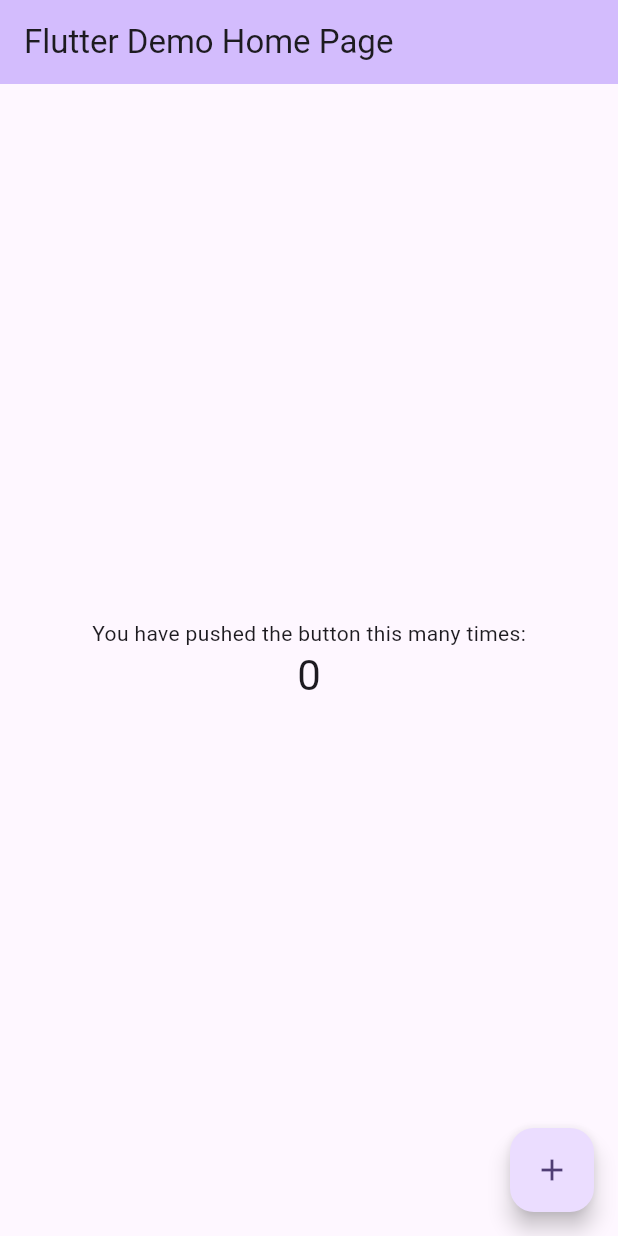
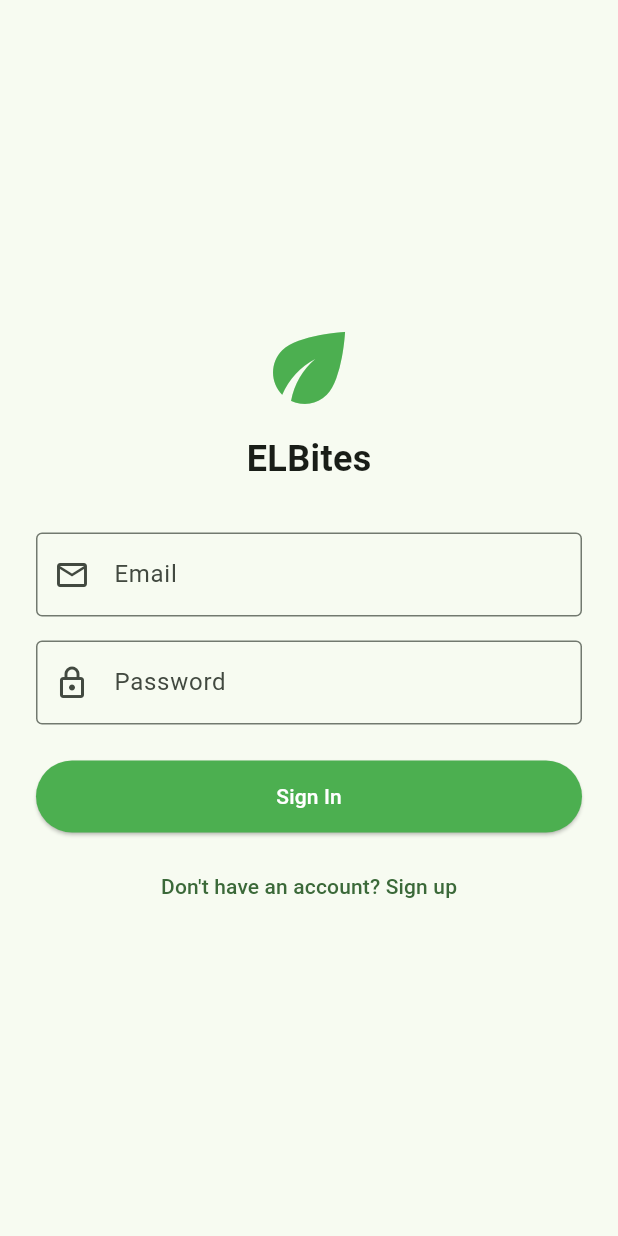
Before and after one commit to jaregala1-code/23-FINAL-PROJECT, a Flutter app: the screen it shows after launch, on a phone screen of 412 x 824 dp. Run offline on Flutter 3.47's test engine with Material 3 defaults, Android fonts, the phone set to English and light mode, and no system bars; our stand-ins replace firebase_auth, firebase_core; accounts and stored records are empty.

Commit message:
feat: implement auth screens and branding for Milestone 1
- Built LoginScreen with email/password validation

- Built SignupScreen with first name, last name, email, and password fields

- Password validation enforces uppercase, lowercase, digit, and special character

- Created FirebaseAuthAPI (signIn, signUp, signOut)

- Created UserAuthProvider with auth state stream

- HomeScreen uses StreamBuilder to route between Login and Home based on auth state

- Set minSdk = 21 in build.gradle.kts for Firebase compatibility

- Set up Firestore database in test mode (users collection pending Milestone 2)

```diff
--- /dev/null
+++ b/lib/api/firebase_auth_api.dart
@@ -0,0 +1,44 @@
+import 'package:firebase_auth/firebase_auth.dart';
+
+class FirebaseAuthAPI {
+  static final FirebaseAuth auth = FirebaseAuth.instance;
+
+  Stream<User?> getUser() {
+    return auth.authStateChanges();
+  }
+
+  Future<String?> signIn(String email, String password) async {
+    try {
+      await auth.signInWithEmailAndPassword(email: email, password: password);
+      return null; // null means success
+    } on FirebaseAuthException catch (e) {
+      if (e.code == 'user-not-found') {
+        return 'No account found for that email.';
+      } else if (e.code == 'wrong-password') {
+        return 'Incorrect password.';
+      }
+      return e.message;
+    }
+  }
+
+  Future<String?> signUp(String email, String password) async {
+    try {
+      await auth.createUserWithEmailAndPassword(
+        email: email,
+        password: password,
+      );
+      return null;
+    } on FirebaseAuthException catch (e) {
+      if (e.code == 'weak-password') {
+        return 'Password is too weak.';
+      } else if (e.code == 'email-already-in-use') {
+        return 'An account already exists for that email.';
+      }
+      return e.message;
+    }
+  }
+
+  Future<void> signOut() async {
+    await auth.signOut();
+  }
+}
--- a/lib/main.dart
+++ b/lib/main.dart
@@ -1,121 +1,30 @@
 import 'package:flutter/material.dart';
+import 'package:firebase_core/firebase_core.dart';
+import 'package:provider/provider.dart';
+import 'firebase_options.dart';
+import 'providers/auth_provider.dart';
+import 'screens/home_screen.dart';
 
-void main() {
+Future<void> main() async {
+  WidgetsFlutterBinding.ensureInitialized();
+  await Firebase.initializeApp(options: DefaultFirebaseOptions.currentPlatform);
   runApp(const MyApp());
 }
 
 class MyApp extends StatelessWidget {
   const MyApp({super.key});
 
-  // This widget is the root of your application.
   @override
   Widget build(BuildContext context) {
-    return MaterialApp(
-      title: 'Flutter Demo',
-      theme: ThemeData(
-        // This is the theme of your application.
-        //
-        // TRY THIS: Try running your application with "flutter run". You'll see
-        // the application has a purple toolbar. Then, without quitting the app,
-        // try changing the seedColor in the colorScheme below to Colors.green
-        // and then invoke "hot reload" (save your changes or press the "hot
-        // reload" button in a Flutter-supported IDE, or press "r" if you used
-        // the command line to start the app).
-        //
-        // Notice that the counter didn't reset back to zero; the application
-        // state is not lost during the reload. To reset the state, use hot
-        // restart instead.
-        //
-        // This works for code too, not just values: Most code changes can be
-        // tested with just a hot reload.
-        colorScheme: .fromSeed(seedColor: Colors.deepPurple),
-      ),
-      home: const MyHomePage(title: 'Flutter Demo Home Page'),
-    );
-  }
-}
-
-class MyHomePage extends StatefulWidget {
-  const MyHomePage({super.key, required this.title});
-
-  // This widget is the home page of your application. It is stateful, meaning
-  // that it has a State object (defined below) that contains fields that affect
-  // how it looks.
-
-  // This class is the configuration for the state. It holds the values (in this
-  // case the title) provided by the parent (in this case the App widget) and
-  // used by the build method of the State. Fields in a Widget subclass are
-  // always marked "final".
-
-  final String title;
-
-  @override
-  State<MyHomePage> createState() => _MyHomePageState();
-}
-
-class _MyHomePageState extends State<MyHomePage> {
-  int _counter = 0;
-
-  void _incrementCounter() {
-    setState(() {
-      // This call to setState tells the Flutter framework that something has
-      // changed in this State, which causes it to rerun the build method below
-      // so that the display can reflect the updated values. If we changed
-      // _counter without calling setState(), then the build method would not be
-      // called again, and so nothing would appear to happen.
-      _counter++;
-    });
-  }
-
-  @override
-  Widget build(BuildContext context) {
-    // This method is rerun every time setState is called, for instance as done
-    // by the _incrementCounter method above.
-    //
-    // The Flutter framework has been optimized to make rerunning build methods
-    // fast, so that you can just rebuild anything that needs updating rather
-    // than having to individually change instances of widgets.
-    return Scaffold(
-      appBar: AppBar(
-        // TRY THIS: Try changing the color here to a specific color (to
-        // Colors.amber, perhaps?) and trigger a hot reload to see the AppBar
-        // change color while the other colors stay the same.
-        backgroundColor: Theme.of(context).colorScheme.inversePrimary,
-        // Here we take the value from the MyHomePage object that was created by
-        // the App.build method, and use it to set our appbar title.
-        title: Text(widget.title),
-      ),
-      body: Center(
-        // Center is a layout widget. It takes a single child and positions it
-        // in the middle of the parent.
-        child: Column(
-          // Column is also a layout widget. It takes a list of children and
-          // arranges them vertically. By default, it sizes itself to fit its
-          // children horizontally, and tries to be as tall as its parent.
-          //
-          // Column has various properties to control how it sizes itself and
-          // how it positions its children. Here we use mainAxisAlignment to
-          // center the children vertically; the main axis here is the vertical
-          // axis because Columns are vertical (the cross axis would be
-          // horizontal).
-          //
-          // TRY THIS: Invoke "debug painting" (choose the "Toggle Debug Paint"
-          // action in the IDE, or press "p" in the console), to see the
-          // wireframe for each widget.
-          mainAxisAlignment: .center,
-          children: [
-            const Text('You have pushed the button this many times:'),
-            Text(
-              '$_counter',
-              style: Theme.of(context).textTheme.headlineMedium,
-            ),
-          ],
+    return MultiProvider(
+      providers: [ChangeNotifierProvider(create: (_) => UserAuthProvider())],
+      child: MaterialApp(
+        title: 'ELBites',
+        theme: ThemeData(
+          colorScheme: ColorScheme.fromSeed(seedColor: Colors.green),
+          useMaterial3: true,
         ),
-      ),
-      floatingActionButton: FloatingActionButton(
-        onPressed: _incrementCounter,
-        tooltip: 'Increment',
-        child: const Icon(Icons.add),
+        home: const HomeScreen(),
       ),
     );
   }
--- /dev/null
+++ b/lib/providers/auth_provider.dart
@@ -0,0 +1,37 @@
+import 'package:flutter/material.dart';
+import 'package:firebase_auth/firebase_auth.dart';
+import '../api/firebase_auth_api.dart';
+
+class UserAuthProvider with ChangeNotifier {
+  late FirebaseAuthAPI authService;
+  late Stream<User?> uStream;
+  String? errorMessage;
+
+  UserAuthProvider() {
+    authService = FirebaseAuthAPI();
+    fetchAuthentication();
+  }
+
+  Stream<User?> get userStream => uStream;
+  String? get error => errorMessage;
+
+  void fetchAuthentication() {
+    uStream = authService.getUser();
+    notifyListeners();
+  }
+
+  Future<void> signUp(String email, String password) async {
+    errorMessage = await authService.signUp(email, password);
+    notifyListeners();
+  }
+
+  Future<void> signIn(String email, String password) async {
+    errorMessage = await authService.signIn(email, password);
+    notifyListeners();
+  }
+
+  Future<void> signOut() async {
+    await authService.signOut();
+    notifyListeners();
+  }
+}
--- /dev/null
+++ b/lib/screens/home_screen.dart
@@ -0,0 +1,76 @@
+import 'package:flutter/material.dart';
+import 'package:firebase_auth/firebase_auth.dart';
+import 'package:provider/provider.dart';
+import '../providers/auth_provider.dart';
+import 'login_screen.dart';
+
+class HomeScreen extends StatelessWidget {
+  const HomeScreen({super.key});
+
+  @override
+  Widget build(BuildContext context) {
+    Stream<User?> userStream = context.watch<UserAuthProvider>().userStream;
+
+    return StreamBuilder<User?>(
+      stream: userStream,
+      builder: (context, snapshot) {
+        if (snapshot.hasError) {
+          return const Scaffold(
+            body: Center(child: Text('Something went wrong.')),
+          );
+        }
+        if (snapshot.connectionState == ConnectionState.waiting) {
+          return const Scaffold(
+            body: Center(child: CircularProgressIndicator()),
+          );
+        }
+        if (!snapshot.hasData) {
+          // Not logged in → show Login screen
+          return const LoginScreen();
+        }
+        // Logged in → show dummy Home
+        return _buildHome(context, snapshot.data!);
+      },
+    );
+  }
+
+  Widget _buildHome(BuildContext context, User user) {
+    return Scaffold(
+      appBar: AppBar(
+        title: const Text('Home'),
+        backgroundColor: Colors.green,
+        foregroundColor: Colors.white,
+        actions: [
+          IconButton(
+            icon: const Icon(Icons.logout),
+            onPressed: () => context.read<UserAuthProvider>().signOut(),
+            tooltip: 'Sign out',
+          ),
+        ],
+      ),
+      body: Center(
+        child: Column(
+          mainAxisAlignment: MainAxisAlignment.center,
+          children: [
+            const Icon(Icons.eco, size: 64, color: Colors.green),
+            const SizedBox(height: 16),
+            const Text(
+              'Welcome!',
+              style: TextStyle(fontSize: 28, fontWeight: FontWeight.bold),
+            ),
+            const SizedBox(height: 8),
+            Text(
+              user.email ?? '',
+              style: const TextStyle(fontSize: 16, color: Colors.grey),
+            ),
+            const SizedBox(height: 32),
+            const Text(
+              '(Home page — coming soon)',
+              style: TextStyle(color: Colors.grey),
+            ),
+          ],
+        ),
+      ),
+    );
+  }
+}
--- /dev/null
+++ b/lib/screens/login_screen.dart
@@ -0,0 +1,114 @@
+import 'package:flutter/material.dart';
+import 'package:provider/provider.dart';
+import '../providers/auth_provider.dart';
+import 'signup_screen.dart';
+
+class LoginScreen extends StatefulWidget {
+  const LoginScreen({super.key});
+
+  @override
+  State<LoginScreen> createState() => _LoginScreenState();
+}
+
+class _LoginScreenState extends State<LoginScreen> {
+  final _formKey = GlobalKey<FormState>();
+  final _emailController = TextEditingController();
+  final _passwordController = TextEditingController();
+
+  @override
+  void dispose() {
+    _emailController.dispose();
+    _passwordController.dispose();
+    super.dispose();
+  }
+
+  @override
+  Widget build(BuildContext context) {
+    return Scaffold(
+      body: Center(
+        child: SingleChildScrollView(
+          padding: const EdgeInsets.all(24),
+          child: Form(
+            key: _formKey,
+            child: Column(
+              mainAxisAlignment: MainAxisAlignment.center,
+              children: [
+                const Icon(Icons.eco, size: 72, color: Colors.green), // LOGO
+                const SizedBox(height: 8),
+                const Text(
+                  'ELBites',
+                  style: TextStyle(fontSize: 24, fontWeight: FontWeight.bold),
+                ),
+                const SizedBox(height: 32),
+                TextFormField(
+                  controller: _emailController,
+                  decoration: const InputDecoration(
+                    labelText: 'Email',
+                    border: OutlineInputBorder(),
+                    prefixIcon: Icon(Icons.email_outlined),
+                  ),
+                  keyboardType: TextInputType.emailAddress,
+                  validator: (value) {
+                    if (value == null || value.isEmpty)
+                      return 'Email is required';
+                    if (!value.contains('@')) return 'Enter a valid email';
+                    return null;
+                  },
+                ),
+                const SizedBox(height: 16),
+                TextFormField(
+                  controller: _passwordController,
+                  decoration: const InputDecoration(
+                    labelText: 'Password',
+                    border: OutlineInputBorder(),
+                    prefixIcon: Icon(Icons.lock_outlined),
+                  ),
+                  obscureText: true,
+                  validator: (value) {
+                    if (value == null || value.isEmpty)
+                      return 'Password is required';
+                    return null;
+                  },
+                ),
+                const SizedBox(height: 24),
+                SizedBox(
+                  width: double.infinity,
+                  child: ElevatedButton(
+                    onPressed: () async {
+                      if (_formKey.currentState!.validate()) {
+                        await context.read<UserAuthProvider>().signIn(
+                          _emailController.text.trim(),
+                          _passwordController.text,
+                        );
+                        final error = context.read<UserAuthProvider>().error;
+                        if (error != null && context.mounted) {
+                          ScaffoldMessenger.of(
+                            context,
+                          ).showSnackBar(SnackBar(content: Text(error)));
+                        }
+                      }
+                    },
+                    style: ElevatedButton.styleFrom(
+                      backgroundColor: Colors.green,
+                      foregroundColor: Colors.white,
+                      padding: const EdgeInsets.symmetric(vertical: 14),
+                    ),
+                    child: const Text('Sign In'),
+                  ),
+                ),
+                const SizedBox(height: 12),
+                TextButton(
+                  onPressed: () => Navigator.push(
+                    context,
+                    MaterialPageRoute(builder: (_) => const SignupScreen()),
+                  ),
+                  child: const Text("Don't have an account? Sign up"),
+                ),
+              ],
+            ),
+          ),
+        ),
+      ),
+    );
+  }
+}
```
Also changed, not shown: lib/screens/signup_screen.dart (added, +194 -0 lines).
